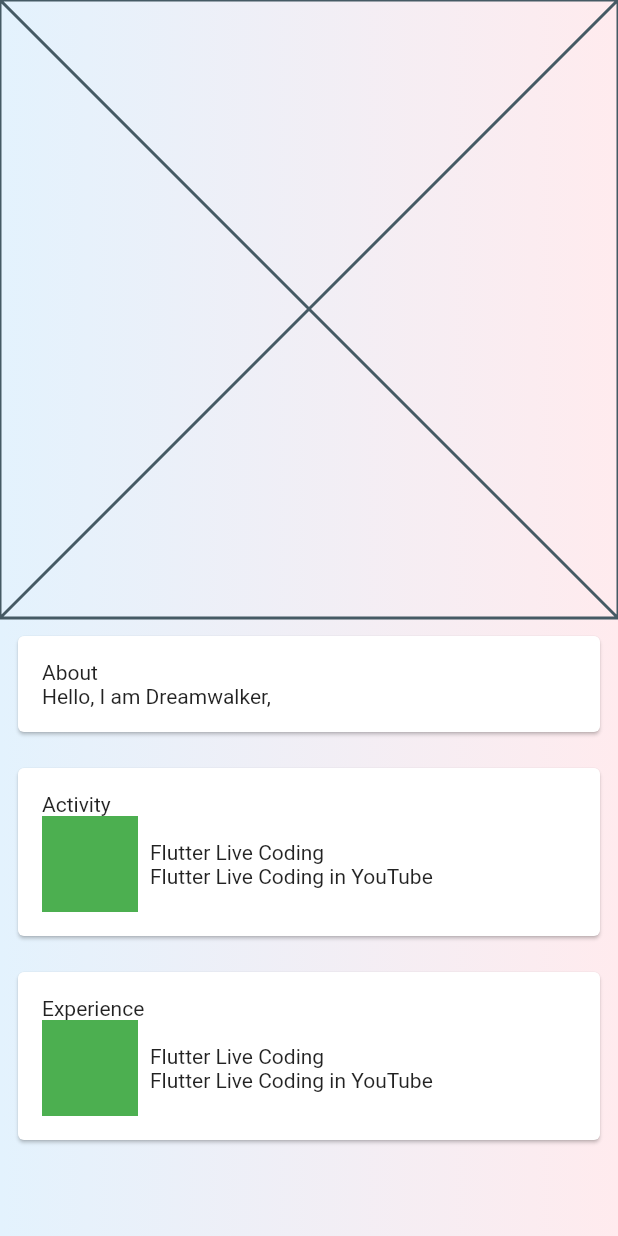
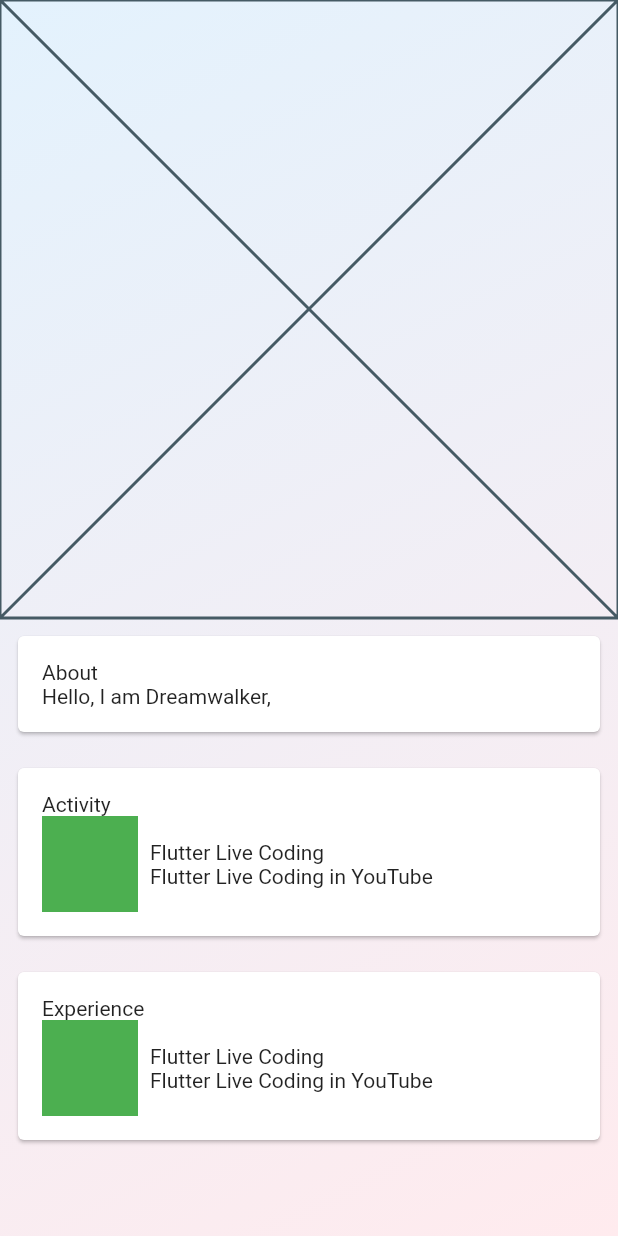
Before and after one commit to JAICHANGPARK/flutter_notebook_8th_story, a Flutter app: the ProfilePage screen opened directly, on a phone screen of 412 x 824 dp. Run offline on Flutter 3.47's test engine with Material 2 defaults, Android fonts, the phone set to English and light mode, and no system bars; our stand-ins replace badges, flutter_hooks, google_fonts, hooks_riverpod, state_notifier; network calls fail.

Commit message:
Update profile_page.dart

```diff
--- a/lib/ep580_linkedin_app/profile_page.dart
+++ b/lib/ep580_linkedin_app/profile_page.dart
@@ -18,7 +18,9 @@ class _ProfilePageState extends State<ProfilePage> {
             colors: [
               Colors.blue[50],
               Colors.red[50],
-            ]
+            ],
+            begin: Alignment.topLeft,
+            end: Alignment.bottomRight
           )
         ),
         child: Column(
```
